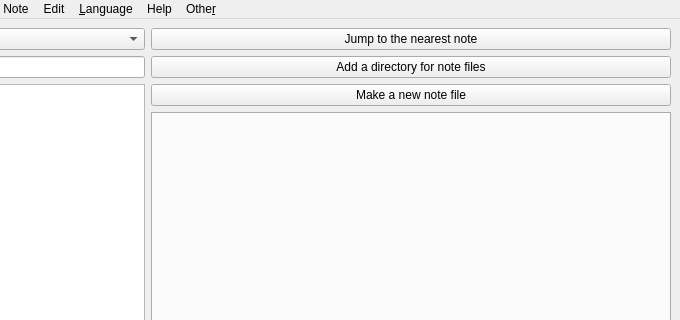
Above: misli_desktop/misliwindow.ui from v-ko/pamet before the change; both pictures show x 120 to 800 and y 0 to 320 of the 800 by 600 pixel window. Below: the same form after it.
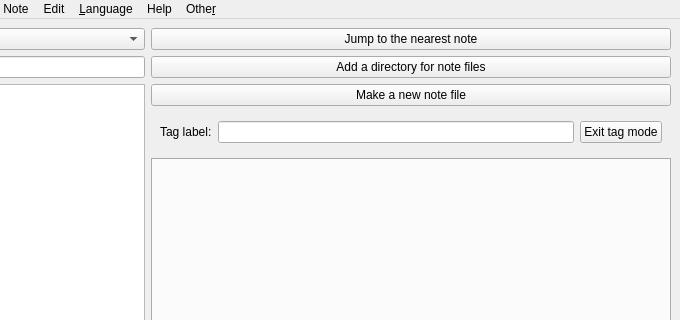
That is the form after the change.

What changed in the file:
```diff
--- a/misli_desktop/misliwindow.ui
+++ b/misli_desktop/misliwindow.ui
@@ -74,6 +74,33 @@
         </property>
        </widget>
       </item>
+      <item>
+       <widget class="QWidget" name="tagGUI" native="true">
+        <layout class="QVBoxLayout" name="verticalLayout_2">
+         <item>
+          <layout class="QHBoxLayout" name="tagFirstRowHLayout">
+           <item>
+            <widget class="QLabel" name="tagTextLabel">
+             <property name="text">
+              <string>Tag label:</string>
+             </property>
+            </widget>
+           </item>
+           <item>
+            <widget class="QLineEdit" name="tagTextLineEdit"/>
+           </item>
+           <item>
+            <widget class="QPushButton" name="exitTagModeButton">
+             <property name="text">
+              <string>Exit tag mode</string>
+             </property>
+            </widget>
+           </item>
+          </layout>
+         </item>
+        </layout>
+       </widget>
+      </item>
       <item>
        <widget class="QTabWidget" name="tabWidget">
         <property name="tabsClosable">
```
Left out of the diff: 25 changed lines with no effect on the pictures.
